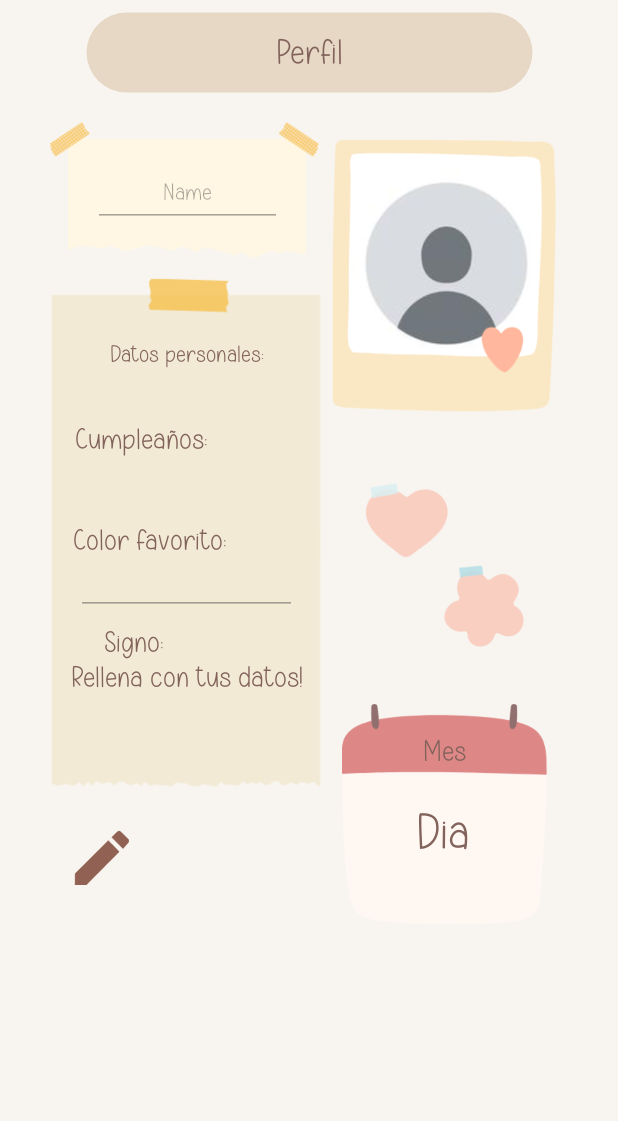
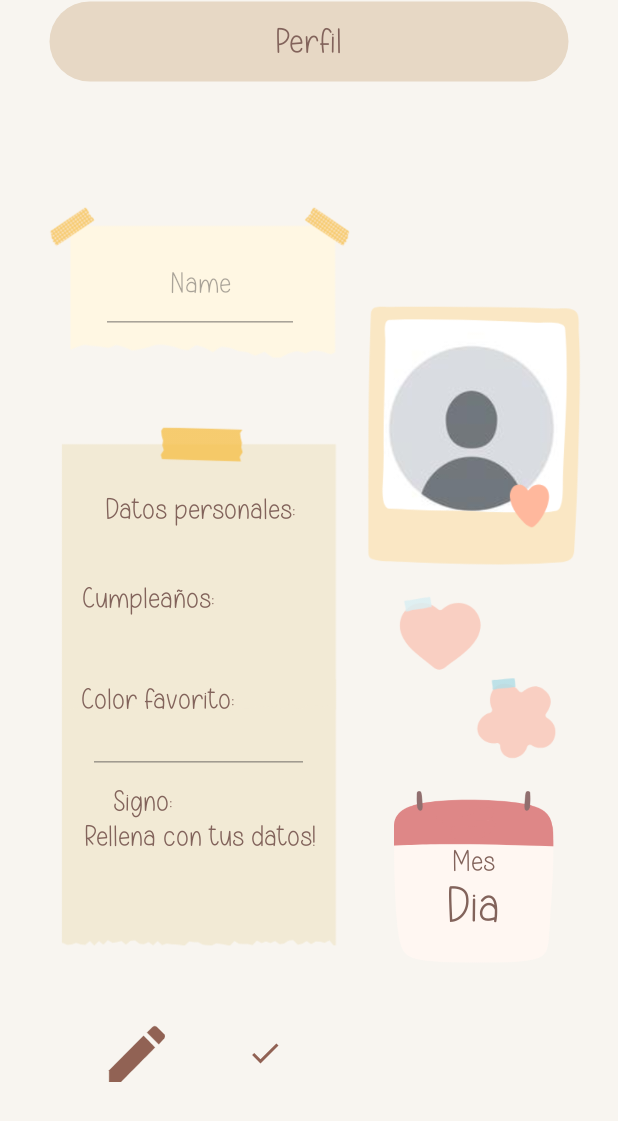
Before and after one commit to Tidechi/YIPPIEEE, an Android app: the layout user_view.xml on its own in the app's theme, with its tools: preview values and no code run, on a phone screen of 412 x 824 dp. Shown: the top 1121 px of the screen. Run offline under Robolectric (Android 15) with nearby library versions, the phone set to English and light mode, and no system bars.

Commit message:
Ventana de User View corregida para funcionar en tamanhos variables de pantalla

```diff
--- a/app/src/main/res/layout/user_view.xml
+++ b/app/src/main/res/layout/user_view.xml
@@ -7,38 +7,37 @@
     android:layout_height="match_parent">
 
     <androidx.constraintlayout.widget.ConstraintLayout
-        android:id="@+id/constraintLayout2"
+        android:id="@+id/constraintLayout4"
         android:layout_width="0dp"
         android:layout_height="0dp"
-        app:layout_constraintBottom_toBottomOf="parent"
-        app:layout_constraintEnd_toEndOf="parent"
+        android:layout_marginStart="24dp"
+        android:layout_marginTop="32dp"
+        app:layout_constraintBottom_toTopOf="@+id/guideline5"
+        app:layout_constraintEnd_toStartOf="@+id/constraintLayout"
+        app:layout_constraintHorizontal_bias="0.5"
+        app:layout_constraintHorizontal_chainStyle="packed"
+        app:layout_constraintHorizontal_weight="1.5"
         app:layout_constraintStart_toStartOf="parent"
-        app:layout_constraintTop_toTopOf="parent">
-
-        <androidx.constraintlayout.widget.ConstraintLayout
-            android:id="@+id/constraintLayout4"
-            android:layout_width="186dp"
-            android:layout_height="537dp"
-            android:layout_marginStart="32dp"
-            android:layout_marginTop="80dp"
-            app:layout_constraintStart_toStartOf="parent"
-            app:layout_constraintTop_toTopOf="parent">
+        app:layout_constraintTop_toBottomOf="@+id/constraintLayout5">
 
         <ImageView
             android:id="@+id/imageView6"
-                android:layout_width="198dp"
-                android:layout_height="95dp"
-                app:layout_constraintBottom_toBottomOf="parent"
+            android:layout_width="0dp"
+            android:layout_height="0dp"
+            android:layout_marginStart="8dp"
+            android:layout_marginTop="8dp"
+            android:layout_marginEnd="8dp"
+            app:layout_constraintBottom_toTopOf="@+id/imageView5"
+            app:layout_constraintDimensionRatio="w,16:9"
             app:layout_constraintEnd_toEndOf="parent"
-                app:layout_constraintHorizontal_bias="0.761"
+            app:layout_constraintHorizontal_bias="0.5"
             app:layout_constraintStart_toStartOf="parent"
             app:layout_constraintTop_toTopOf="parent"
-                app:layout_constraintVertical_bias="0.0"
             app:srcCompat="@drawable/nomuss" />
 
         <ImageButton
             android:id="@+id/edit"
-                android:layout_width="38dp"
+            android:layout_width="0dp"
             android:layout_height="39dp"
             android:layout_marginTop="12dp"
             android:adjustViewBounds="true"
@@ -47,37 +46,38 @@
             android:scaleType="centerInside"
             android:src="@drawable/pen"
             app:layout_constraintBottom_toBottomOf="parent"
-                app:layout_constraintEnd_toEndOf="parent"
-                app:layout_constraintHorizontal_bias="0.108"
+            app:layout_constraintDimensionRatio="w,1:1"
+            app:layout_constraintEnd_toStartOf="@+id/guardar"
+            app:layout_constraintHorizontal_bias="0.5"
             app:layout_constraintStart_toStartOf="parent"
             app:layout_constraintTop_toBottomOf="@+id/imageView5"
             app:layout_constraintVertical_bias="0.25" />
 
         <ImageButton
             android:id="@+id/guardar"
-                android:layout_width="38dp"
+            android:layout_width="0dp"
             android:layout_height="39dp"
-                android:layout_marginTop="12dp"
             android:adjustViewBounds="true"
             android:background="?attr/selectableItemBackgroundBorderless"
             android:contentDescription="Guardar cambios"
             android:scaleType="centerInside"
             android:visibility="gone"
-                app:layout_constraintBottom_toBottomOf="parent"
+            app:layout_constraintBottom_toBottomOf="@+id/edit"
+            app:layout_constraintDimensionRatio="w,1:1"
             app:layout_constraintEnd_toEndOf="parent"
-                app:layout_constraintHorizontal_bias="0.888"
-                app:layout_constraintStart_toStartOf="parent"
-                app:layout_constraintTop_toBottomOf="@+id/imageView5"
-                app:layout_constraintVertical_bias="0.446"
-                app:srcCompat="@drawable/ok" />
+            app:layout_constraintStart_toEndOf="@+id/edit"
+            app:layout_constraintTop_toTopOf="@+id/edit"
+            app:srcCompat="@drawable/ok"
+            tools:visibility="visible" />
 
         <ImageView
             android:id="@+id/imageView5"
-                android:layout_width="184dp"
+            android:layout_width="0dp"
             android:layout_height="349dp"
-                app:layout_constraintBottom_toBottomOf="parent"
+            app:layout_constraintBottom_toTopOf="@+id/edit"
+            app:layout_constraintDimensionRatio="w,9:16"
             app:layout_constraintEnd_toEndOf="parent"
-                app:layout_constraintHorizontal_bias="0.454"
+            app:layout_constraintHorizontal_bias="0.5"
             app:layout_constraintStart_toStartOf="parent"
             app:layout_constraintTop_toBottomOf="@+id/imageView6"
             app:layout_constraintVertical_bias="0.063"
@@ -85,10 +85,11 @@
 
         <TextView
             android:id="@+id/textView6"
-                android:layout_width="wrap_content"
+            android:layout_width="0dp"
             android:layout_height="wrap_content"
             android:text="Datos personales:"
-                android:textSize="16sp"
+            android:textAlignment="center"
+            android:textSize="20sp"
             app:layout_constraintBottom_toBottomOf="@+id/imageView5"
             app:layout_constraintEnd_toEndOf="@+id/imageView5"
             app:layout_constraintStart_toStartOf="@+id/imageView5"
@@ -159,7 +160,7 @@
             android:ems="10"
             android:enabled="false"
             android:textAlignment="center"
-                android:textSize="14sp"
+            android:textSize="20sp"
             android:visibility="visible"
             app:layout_constraintBottom_toTopOf="@+id/textView21"
             app:layout_constraintEnd_toEndOf="parent"
@@ -181,114 +182,130 @@
 
         <EditText
             android:id="@+id/nombre"
-                android:layout_width="126dp"
-                android:layout_height="46dp"
+            android:layout_width="0dp"
+            android:layout_height="0dp"
+            android:layout_marginStart="24dp"
+            android:layout_marginTop="24dp"
+            android:layout_marginEnd="24dp"
+            android:layout_marginBottom="24dp"
             android:ems="10"
             android:enabled="false"
             android:inputType="text"
             android:text="Name"
             android:textAlignment="center"
-                android:textSize="16sp"
+            android:textSize="20sp"
             app:layout_constraintBottom_toBottomOf="@+id/imageView6"
-                app:layout_constraintEnd_toEndOf="parent"
-                app:layout_constraintStart_toStartOf="parent"
-                app:layout_constraintTop_toTopOf="@+id/imageView6"
-                app:layout_constraintVertical_bias="0.51" />
+            app:layout_constraintDimensionRatio="2:1"
+            app:layout_constraintEnd_toEndOf="@+id/imageView6"
+            app:layout_constraintStart_toStartOf="@+id/imageView6"
+            app:layout_constraintTop_toTopOf="@+id/imageView6" />
 
     </androidx.constraintlayout.widget.ConstraintLayout>
 
     <androidx.constraintlayout.widget.ConstraintLayout
         android:id="@+id/constraintLayout"
-            android:layout_width="202dp"
-            android:layout_height="541dp"
-            android:layout_marginTop="76dp"
-            android:layout_marginEnd="16dp"
+        android:layout_width="0dp"
+        android:layout_height="0dp"
+        android:layout_marginEnd="24dp"
+        app:layout_constraintBottom_toTopOf="@+id/guideline5"
         app:layout_constraintEnd_toEndOf="parent"
-            app:layout_constraintTop_toTopOf="parent">
+        app:layout_constraintHorizontal_weight="1"
+        app:layout_constraintStart_toEndOf="@+id/constraintLayout4"
+        app:layout_constraintTop_toTopOf="@+id/constraintLayout4">
 
 
         <ImageButton
             android:id="@+id/foto"
-                android:layout_width="131dp"
-                android:layout_height="150dp"
-                android:layout_marginTop="16dp"
+            android:layout_width="0dp"
+            android:layout_height="0dp"
+            android:layout_marginStart="3dp"
+            android:layout_marginTop="6dp"
+            android:layout_marginEnd="5dp"
+            android:layout_marginBottom="16dp"
             android:background="@android:color/transparent"
             android:scaleType="centerCrop"
             app:layout_constraintBottom_toBottomOf="@+id/imageView4"
+            app:layout_constraintDimensionRatio="1:1.2"
             app:layout_constraintEnd_toEndOf="@+id/imageView4"
-                app:layout_constraintHorizontal_bias="0.608"
             app:layout_constraintStart_toStartOf="@+id/imageView4"
-                app:layout_constraintTop_toTopOf="parent"
-                app:layout_constraintVertical_bias="0.255"
+            app:layout_constraintTop_toTopOf="@+id/imageView4"
             app:srcCompat="@drawable/perfil" />
 
         <ImageView
             android:id="@+id/imageView4"
-                android:layout_width="153dp"
-                android:layout_height="184dp"
-                android:layout_marginTop="16dp"
+            android:layout_width="0dp"
+            android:layout_height="0dp"
+            app:layout_constraintBottom_toTopOf="@+id/imageView11"
+            app:layout_constraintDimensionRatio="w,1:1.2"
             app:layout_constraintEnd_toEndOf="parent"
             app:layout_constraintStart_toStartOf="parent"
             app:layout_constraintTop_toTopOf="parent"
+            app:layout_constraintVertical_chainStyle="packed"
+            app:layout_constraintVertical_weight="1.5"
             app:srcCompat="@drawable/polaroid" />
 
         <ImageView
             android:id="@+id/imageView3"
-                android:layout_width="142dp"
-                android:layout_height="150dp"
+            android:layout_width="0dp"
+            android:layout_height="0dp"
             app:layout_constraintBottom_toBottomOf="parent"
+            app:layout_constraintDimensionRatio="w,1:1"
             app:layout_constraintEnd_toEndOf="parent"
-                app:layout_constraintHorizontal_bias="0.516"
             app:layout_constraintStart_toStartOf="parent"
             app:layout_constraintTop_toBottomOf="@+id/imageView11"
-                app:layout_constraintVertical_bias="1.0"
+            app:layout_constraintVertical_weight="1"
             app:srcCompat="@drawable/cal" />
 
         <TextView
             android:id="@+id/dia"
-                android:layout_width="61dp"
-                android:layout_height="57dp"
-                android:layout_marginBottom="24dp"
+            android:layout_width="0dp"
+            android:layout_height="0dp"
             android:text="Dia"
             android:textAlignment="center"
             android:textSize="34sp"
             app:layout_constraintBottom_toBottomOf="@+id/imageView3"
+            app:layout_constraintDimensionRatio="5:2.5"
             app:layout_constraintEnd_toEndOf="@+id/imageView3"
-                app:layout_constraintHorizontal_bias="0.493"
             app:layout_constraintStart_toStartOf="@+id/imageView3" />
 
         <TextView
             android:id="@+id/mes"
-                android:layout_width="84dp"
-                android:layout_height="18dp"
+            android:layout_width="0dp"
+            android:layout_height="22dp"
+            android:layout_marginStart="8dp"
+            android:layout_marginEnd="8dp"
             android:text="Mes"
             android:textAlignment="center"
-                app:layout_constraintBottom_toBottomOf="@+id/imageView3"
+            app:layout_constraintBottom_toTopOf="@+id/dia"
+            app:layout_constraintDimensionRatio="4:1"
             app:layout_constraintEnd_toEndOf="@+id/imageView3"
-                app:layout_constraintHorizontal_bias="0.504"
-                app:layout_constraintStart_toStartOf="@+id/imageView3"
-                app:layout_constraintTop_toBottomOf="@+id/imageView11"
-                app:layout_constraintVertical_bias="0.335" />
+            app:layout_constraintStart_toStartOf="@+id/imageView3" />
 
         <ImageView
             android:id="@+id/imageView11"
-                android:layout_width="137dp"
-                android:layout_height="114dp"
-                android:layout_marginTop="44dp"
+            android:layout_width="0dp"
+            android:layout_height="0dp"
+            android:layout_marginTop="16dp"
+            android:layout_marginBottom="16dp"
+            app:layout_constraintBottom_toTopOf="@+id/imageView3"
+            app:layout_constraintDimensionRatio="1:1"
             app:layout_constraintEnd_toEndOf="parent"
-                app:layout_constraintHorizontal_bias="0.476"
             app:layout_constraintStart_toStartOf="parent"
             app:layout_constraintTop_toBottomOf="@+id/imageView4"
+            app:layout_constraintVertical_weight="1"
             app:srcCompat="@drawable/stickerscf" />
     </androidx.constraintlayout.widget.ConstraintLayout>
 
     <androidx.constraintlayout.widget.ConstraintLayout
         android:id="@+id/constraintLayout5"
-            android:layout_width="299dp"
+        android:layout_width="0dp"
         android:layout_height="55dp"
+        android:layout_marginStart="32dp"
+        android:layout_marginEnd="32dp"
         android:background="@drawable/rounded_bg"
         app:layout_constraintBottom_toTopOf="@+id/constraintLayout4"
         app:layout_constraintEnd_toEndOf="parent"
+        app:layout_constraintHorizontal_bias="0.5"
         app:layout_constraintStart_toStartOf="parent"
         app:layout_constraintTop_toTopOf="parent"
         app:layout_constraintVertical_bias="0.301">
@@ -305,7 +322,12 @@
             app:layout_constraintTop_toTopOf="parent" />
 
     </androidx.constraintlayout.widget.ConstraintLayout>
-    </androidx.constraintlayout.widget.ConstraintLayout>
 
+    <androidx.constraintlayout.widget.Guideline
+        android:id="@+id/guideline5"
+        android:layout_width="wrap_content"
+        android:layout_height="wrap_content"
+        android:orientation="horizontal"
+        app:layout_constraintGuide_percent="0.9206566" />
 
 </androidx.constraintlayout.widget.ConstraintLayout>
```
Lines whose indentation alone changed are shown as unchanged.
